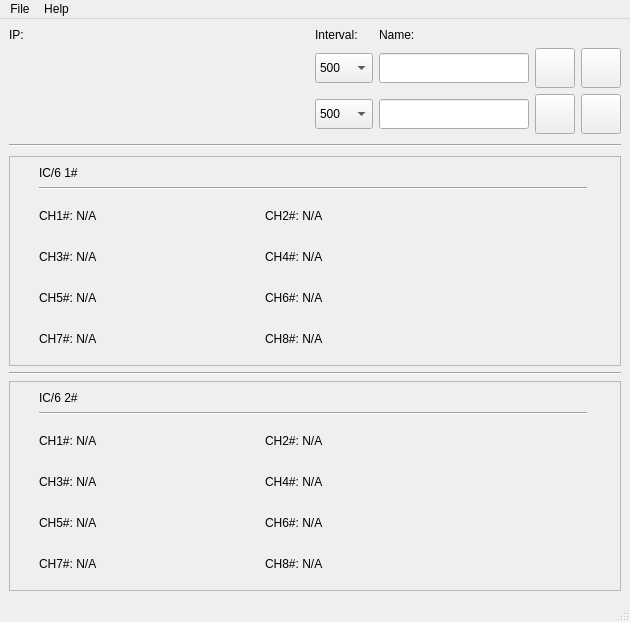
Before: the Qt Designer form ic6_comm.ui in xmartinly/ic6comm, drawn with Qt 5.
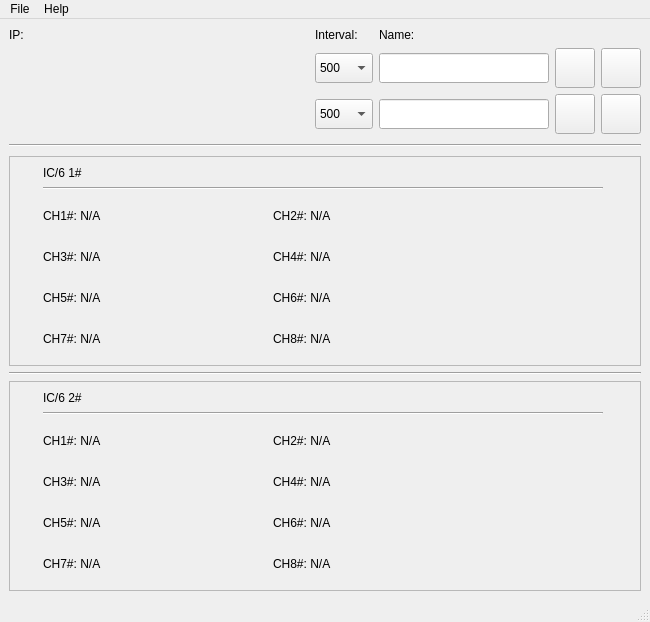
After: the same form once the commit is applied. Icons and pictures are not drawn. Custom widgets are drawn as their Qt base class.

Commit message: 880PRO-OFC\eet4  20250306.162524

```diff
--- a/ic6_comm.ui
+++ b/ic6_comm.ui
@@ -6,19 +6,19 @@
    <rect>
     <x>0</x>
     <y>0</y>
-    <width>630</width>
+    <width>650</width>
     <height>622</height>
    </rect>
   </property>
   <property name="minimumSize">
    <size>
-    <width>630</width>
+    <width>650</width>
     <height>622</height>
    </size>
   </property>
   <property name="maximumSize">
    <size>
-    <width>630</width>
+    <width>650</width>
     <height>622</height>
    </size>
   </property>
@@ -1136,7 +1136,7 @@
     <rect>
      <x>0</x>
      <y>0</y>
-     <width>630</width>
+     <width>650</width>
      <height>20</height>
     </rect>
    </property>
```
The commit also changes 2 other files.
